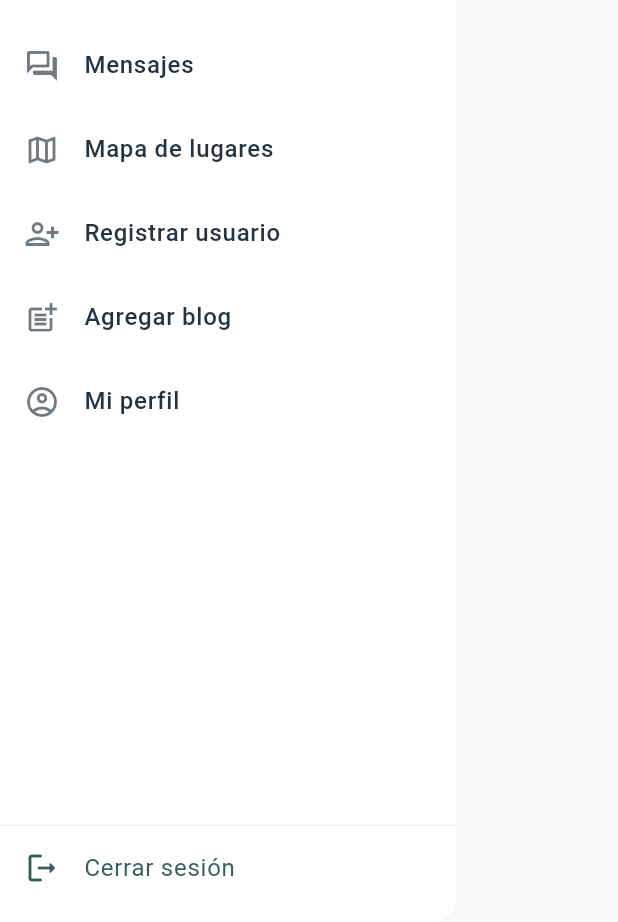
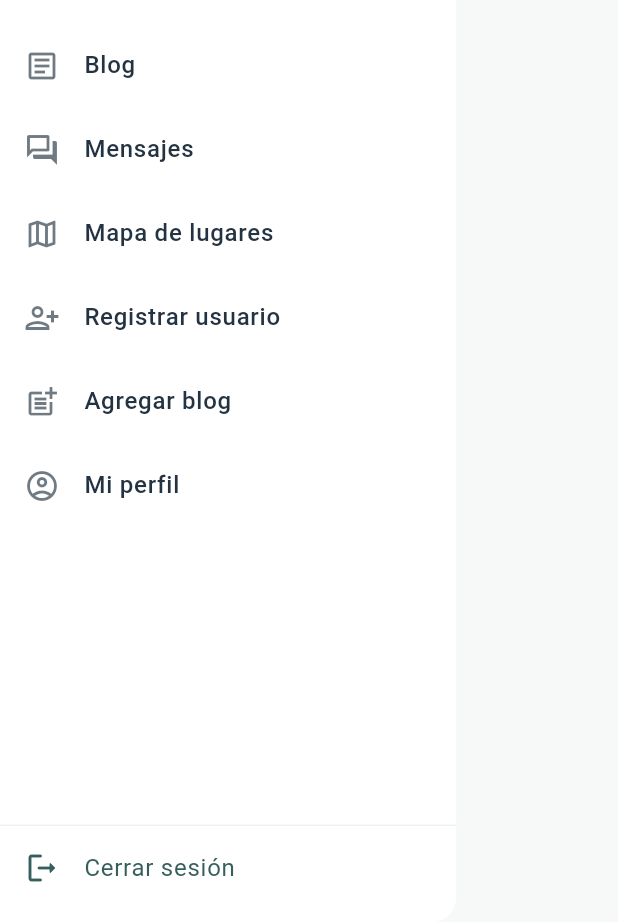
Before and after one commit to coco1016t/PROYECTO--RGR, a Flutter app: the AdminDrawer widget shown alone on an empty page, opened directly with empty values, on a phone screen of 412 x 824 dp, the part 314-1236 px from its top. Run offline on Flutter 3.47's test engine with Material 3 defaults, Android fonts, the phone set to English and light mode, and no system bars; our stand-ins replace flutter_map, flutter_secure_storage, image_picker, latlong2; accounts and stored records are empty.

Commit message:
Update admin_drawer.dart

```diff
--- a/flutter_application_3/lib/widgets/admin_drawer.dart
+++ b/flutter_application_3/lib/widgets/admin_drawer.dart
@@ -63,6 +63,8 @@ class AdminDrawer extends StatelessWidget {
                     'Gestión de usuarios',
                     '/users',
                   ),
+                  _opcion(
+                      context, Icons.article_outlined, 'Blog', '/blog'),
                   _opcion(
                       context, Icons.forum_outlined, 'Mensajes', '/mensajes'),
                   _opcion(
```
